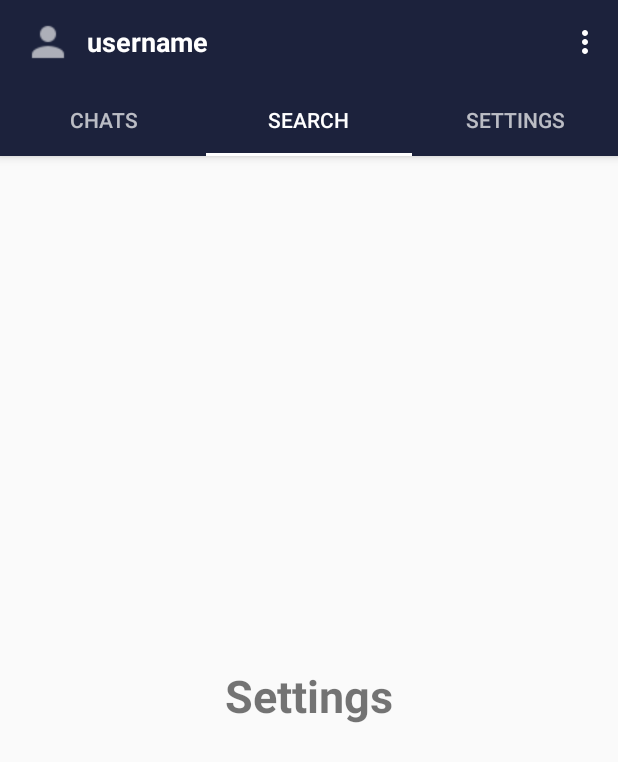
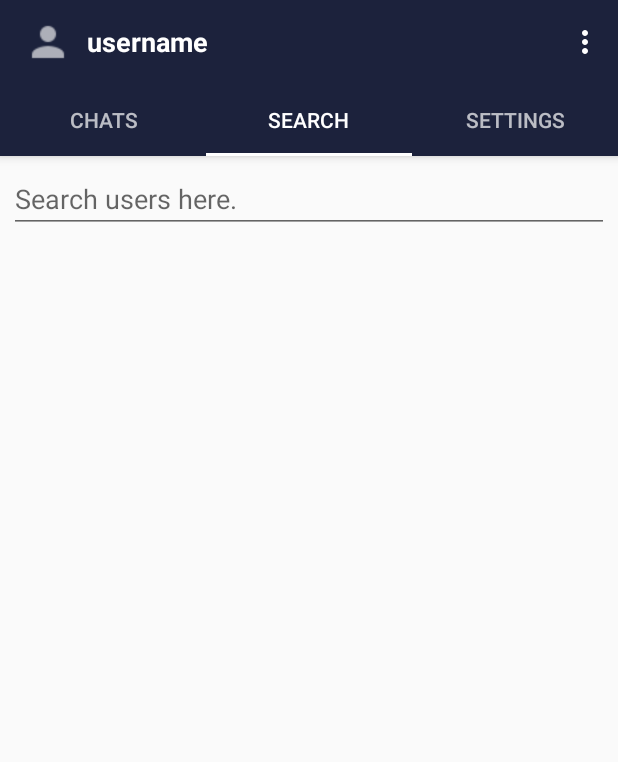
Before and after one commit to friendly-blackdog/To_FullStack, an Android app: the screen it shows after launch once a user with an empty profile is signed in (MainActivity), tab 2 chosen, on a phone screen of 412 x 824 dp. Shown: the top 762 px of the screen. Run offline under Robolectric (Android 15) with nearby library versions, the phone set to English and light mode, and no system bars; our stand-ins replace CircleImageView, Firebase (no records; nobody signed in at launch, a user with empty details on screens opened directly), Picasso; pictures from the network do not load; 1 statement that could not run was skipped.

Commit message:
Firebase Search Query
search users using firebase database

```diff
--- /dev/null
+++ b/kotlin/MessengerApp/app/src/main/java/com/cash/messengerapp/cash9541/AdapterClasses/UserAdapter.kt
@@ -0,0 +1,72 @@
+package com.cash.messengerapp.cash9541.AdapterClasses
+
+import android.content.Context
+import android.view.LayoutInflater
+import android.view.View
+import android.view.ViewGroup
+import android.widget.TextView
+import androidx.recyclerview.widget.RecyclerView
+import com.cash.messengerapp.cash9541.ModelClasses.Users
+import com.cash.messengerapp.cash9541.R
+import com.squareup.picasso.Picasso
+import de.hdodenhof.circleimageview.CircleImageView
+import kotlinx.android.synthetic.main.activity_main.*
+
+class UserAdapter(
+    mContext: Context,
+    mUsers: List<Users>,
+    isChatCheck: Boolean
+    ) : RecyclerView.Adapter<UserAdapter.ViewHolder?>()
+{
+
+    private val mContext:Context
+    private val mUsers: List<Users>
+    private val isChatCheck: Boolean
+
+
+    init{
+        this.mUsers = mUsers
+        this.mContext = mContext
+        this.isChatCheck = isChatCheck
+    }
+
+
+
+    override fun onCreateViewHolder(viewGroup: ViewGroup, viewType: Int): ViewHolder {
+        val view:View = LayoutInflater.from(mContext).inflate(R.layout.user_search_item_layout, viewGroup, false)
+        return UserAdapter.ViewHolder(view)
+    }
+
+    override fun getItemCount(): Int {
+        return mUsers.size
+    }
+
+    override fun onBindViewHolder(holder: ViewHolder, i: Int)
+    {
+        val user: Users = mUsers[i]
+        holder.userNameTxt.text = user!!.getUserName()
+        Picasso.get().load(user.getProfile()).placeholder(R.drawable.profile).into(holder.profileImageView)
+    }
+
+
+
+    class ViewHolder(itemView: View) : RecyclerView.ViewHolder(itemView)
+    {
+        var userNameTxt: TextView
+        var profileImageView: CircleImageView
+        var onlineImageView: CircleImageView
+        var offlineImageView: CircleImageView
+        var lastMessageTxt: TextView
+
+        init {
+            userNameTxt = itemView.findViewById(R.id.username)
+            profileImageView = itemView.findViewById(R.id.profile_image)
+            onlineImageView = itemView.findViewById(R.id.image_online)
+            offlineImageView = itemView.findViewById(R.id.image_offline)
+            lastMessageTxt = itemView.findViewById(R.id.message_last)
+        }
+    }
+
+
+
+}
--- a/kotlin/MessengerApp/app/src/main/java/com/cash/messengerapp/cash9541/Fragments/SearchFragment.kt
+++ b/kotlin/MessengerApp/app/src/main/java/com/cash/messengerapp/cash9541/Fragments/SearchFragment.kt
@@ -2,25 +2,138 @@ package com.cash.messengerapp.cash9541.Fragments
 
 
 import android.os.Bundle
+import android.text.Editable
+import android.text.TextWatcher
 import androidx.fragment.app.Fragment
 import android.view.LayoutInflater
 import android.view.View
 import android.view.ViewGroup
+import android.widget.EditText
+import androidx.recyclerview.widget.LinearLayoutManager
+import androidx.recyclerview.widget.RecyclerView
+import com.cash.messengerapp.cash9541.AdapterClasses.UserAdapter
+import com.cash.messengerapp.cash9541.ModelClasses.Users
 
 import com.cash.messengerapp.cash9541.R
+import com.google.firebase.auth.FirebaseAuth
+import com.google.firebase.database.DataSnapshot
+import com.google.firebase.database.DatabaseError
+import com.google.firebase.database.FirebaseDatabase
+import com.google.firebase.database.ValueEventListener
+import kotlinx.android.synthetic.main.fragment_search.*
 
 /**
  * A simple [Fragment] subclass.
  */
 class SearchFragment : Fragment() {
 
+    private var userAdapter: UserAdapter? = null
+    private var mUsers: List<Users>? = null
+    private var recyclerView: RecyclerView? = null
+    private var searchEditText: EditText? = null
+
+
+
+
     override fun onCreateView(
         inflater: LayoutInflater, container: ViewGroup?,
         savedInstanceState: Bundle?
     ): View? {
         // Inflate the layout for this fragment
-        return inflater.inflate(R.layout.fragment_search, container, false)
+        val view: View = inflater.inflate(R.layout.fragment_search, container, false)
+
+
+
+        recyclerView = view.findViewById(R.id.searchList)
+        recyclerView!!.setHasFixedSize(true)
+        recyclerView!!.layoutManager = LinearLayoutManager(context)
+        searchEditText = view.findViewById(R.id.searchUserSet)
+
+        mUsers = ArrayList()
+        retrieveAllUsers()
+
+
+
+        searchEditText!!.addTextChangedListener(object : TextWatcher
+        {
+            override fun beforeTextChanged(s: CharSequence?, start: Int, count: Int, after: Int) {
+
+            }
+
+            override fun onTextChanged(cs: CharSequence?, start: Int, before: Int, count: Int) {
+                searchForUsers(cs.toString().toLowerCase())
+            }
+
+            override fun afterTextChanged(s: Editable?) {
+
+            }
+        })
+
+
+        return view
+    }
+
+    private fun retrieveAllUsers()
+    {
+        var firebaseUserID = FirebaseAuth.getInstance().currentUser!!.uid
+
+        val refUsers = FirebaseDatabase.getInstance().reference.child("Users")
+
+        refUsers.addValueEventListener(object : ValueEventListener{
+            override fun onDataChange(p0: DataSnapshot) {
+                (mUsers as ArrayList<Users>).clear()
+                if (searchEditText!!.text.toString() == "")
+                {
+                    for (snapshot in p0.children)
+                    {
+                        val user: Users? = snapshot.getValue(Users::class.java)
+                        if (!(user!!.getUID()).equals(firebaseUserID))
+                        {
+                            (mUsers as ArrayList<Users>).add(user)
+                        }
+                    }
+                    userAdapter = UserAdapter(context!!, mUsers!!, false)
+                    recyclerView!!.adapter = userAdapter
+                }
+            }
+
+
+            override fun onCancelled(p0: DatabaseError) {
+
+            }
+        })
     }
 
 
+    private fun searchForUsers(str: String)
+    {
+        var firebaseUserID = FirebaseAuth.getInstance().currentUser!!.uid
+
+        val queryUsers = FirebaseDatabase.getInstance().reference
+            .child("Users").orderByChild("search")
+            .startAt(str)
+            .endAt(str + "\uf8ff")
+
+        queryUsers.addValueEventListener(object : ValueEventListener{
+            override fun onDataChange(p0: DataSnapshot) {
+                (mUsers as ArrayList<Users>).clear()
+                for (snapshot in p0.children)
+                {
+                    val user: Users? = snapshot.getValue(Users::class.java)
+                    if (!(user!!.getUID()).equals(firebaseUserID))
+                    {
+                        (mUsers as ArrayList<Users>).add(user)
+                    }
+                }
+                userAdapter = UserAdapter(context!!, mUsers!!, false)
+                recyclerView!!.adapter = userAdapter
+
+            }
+
+            override fun onCancelled(p0: DatabaseError) {
+
+            }
+        })
+    }
+
 }
--- a/kotlin/MessengerApp/app/src/main/java/com/cash/messengerapp/cash9541/MainActivity.kt
+++ b/kotlin/MessengerApp/app/src/main/java/com/cash/messengerapp/cash9541/MainActivity.kt
@@ -66,8 +66,6 @@ class MainActivity : AppCompatActivity() {
             override fun onDataChange(p0: DataSnapshot) {
                 if (p0.exists())
                 {
-//                    val user: Users? = p0.getValue(Users::class.java)
-
                     val user: Users? = p0.getValue(Users::class.java)
 
                     user_name.text = user!!.getUserName()
--- a/kotlin/MessengerApp/app/src/main/res/layout/fragment_search.xml
+++ b/kotlin/MessengerApp/app/src/main/res/layout/fragment_search.xml
@@ -6,14 +6,20 @@
     android:layout_height="match_parent"
     tools:context=".Fragments.SearchFragment">
 
-    <!-- TODO: Update blank fragment layout -->
-    <TextView
+    <EditText
+        android:id="@+id/searchUserSet"
         android:layout_width="match_parent"
-        android:layout_height="match_parent"
-        android:text="Settings"
-        android:textSize="30dp"
-        android:gravity="center"
-        android:textStyle="bold"
-        />
+        android:layout_height="wrap_content"
+        android:layout_margin="6dp"
+        android:hint="Search users here.">
+    </EditText>
+
+    <androidx.recyclerview.widget.RecyclerView
+        android:id="@+id/searchList"
+        android:layout_below="@+id/searchUserSet"
+        android:layout_width="match_parent"
+        android:layout_height="match_parent">
+    </androidx.recyclerview.widget.RecyclerView>
+
 
 </RelativeLayout>
```
Also changed, not shown: kotlin/MessengerApp/app/src/main/res/layout/user_search_item_layout.xml (added, +75 -0 lines).
